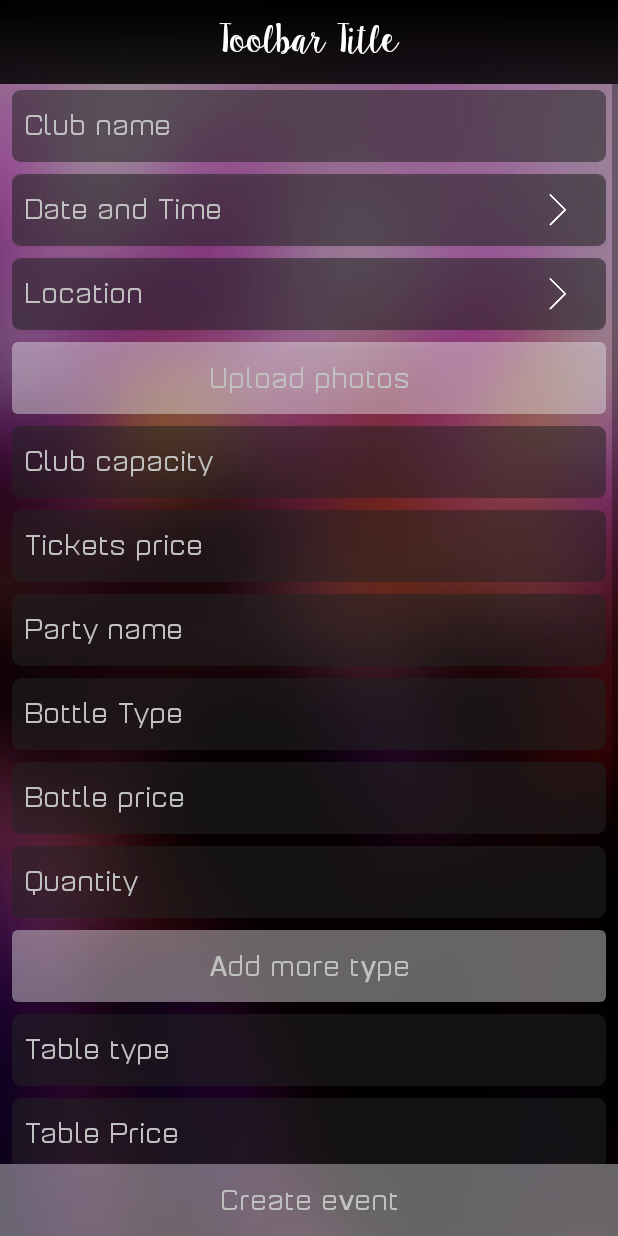
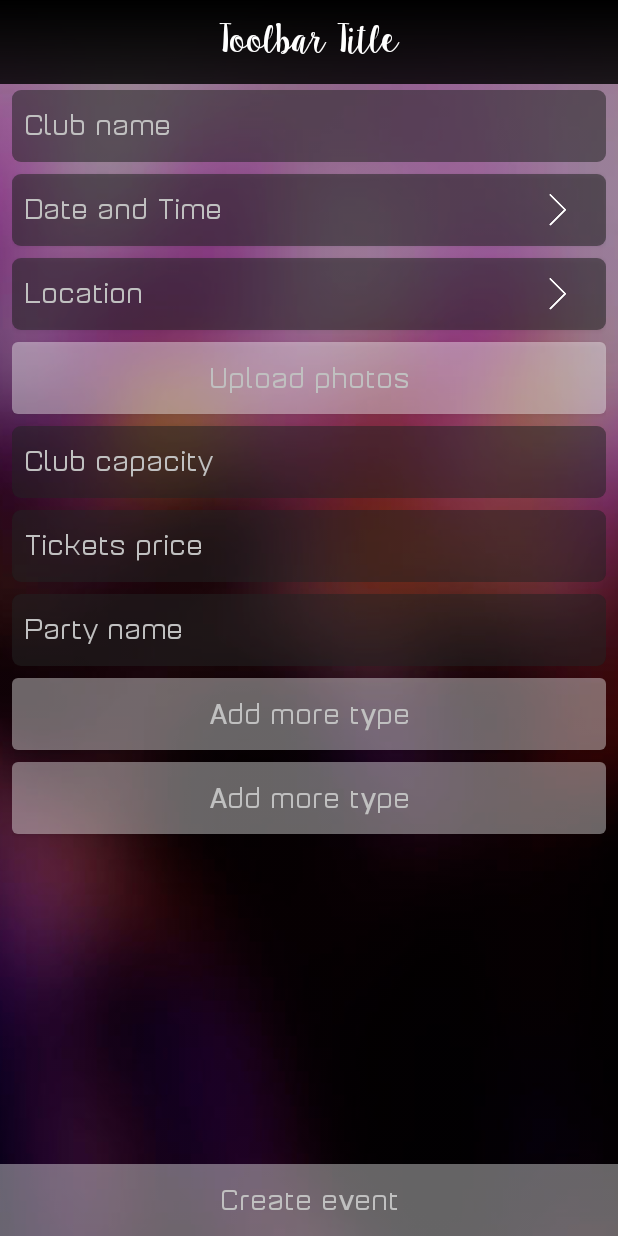
Before and after one commit to st1ch/Party-Tonight-Android, an Android app: the layout activity_promoter_events_create.xml on its own in the app's theme, with its tools: preview values and no code run, on a phone screen of 412 x 824 dp. Run offline under Robolectric (Android 15) with nearby library versions, the phone set to English and light mode, and no system bars.

Commit message:
bind create event views to code

```diff
--- a/app/src/main/res/layout/activity_promoter_events_create.xml
+++ b/app/src/main/res/layout/activity_promoter_events_create.xml
@@ -25,6 +25,7 @@
             android:paddingRight="8dp">
 
             <app.media.opp.partytonight.presentation.app.view.EditTextCurvedTranslucent
+                android:id="@+id/etClubName"
                 android:layout_width="match_parent"
                 android:layout_height="wrap_content"
                 android:layout_marginBottom="4dp"
@@ -32,6 +33,7 @@
                 android:hint="Club name" />
 
             <app.media.opp.partytonight.presentation.app.view.ButtonCurvedBlack
+                android:id="@+id/bDateAndTime"
                 android:layout_width="match_parent"
                 android:layout_height="wrap_content"
                 android:layout_marginBottom="4dp"
@@ -42,6 +44,7 @@
                 android:textSize="18sp" />
 
             <app.media.opp.partytonight.presentation.app.view.ButtonCurvedBlack
+                android:id="@+id/bLocation"
                 android:layout_width="match_parent"
                 android:layout_height="wrap_content"
                 android:layout_marginBottom="4dp"
@@ -52,6 +55,7 @@
                 android:textSize="18sp" />
 
             <app.media.opp.partytonight.presentation.app.view.ButtonCurvedGray
+                android:id="@+id/bAddPhoto"
                 android:layout_width="match_parent"
                 android:layout_height="wrap_content"
                 android:layout_marginBottom="4dp"
@@ -60,6 +64,7 @@
                 android:textSize="18sp" />
 
             <app.media.opp.partytonight.presentation.app.view.EditTextCurvedTranslucent
+                android:id="@+id/etClubCapacity"
                 android:layout_width="match_parent"
                 android:layout_height="wrap_content"
                 android:layout_marginBottom="4dp"
@@ -67,6 +72,7 @@
                 android:hint="Club capacity" />
 
             <app.media.opp.partytonight.presentation.app.view.EditTextCurvedTranslucent
+                android:id="@+id/etTicketPrice"
                 android:layout_width="match_parent"
                 android:layout_height="wrap_content"
                 android:layout_marginBottom="4dp"
@@ -74,34 +80,22 @@
                 android:hint="Tickets price" />
 
             <app.media.opp.partytonight.presentation.app.view.EditTextCurvedTranslucent
+                android:id="@+id/etPartyName"
                 android:layout_width="match_parent"
                 android:layout_height="wrap_content"
                 android:layout_marginBottom="4dp"
                 android:layout_marginTop="4dp"
                 android:hint="Party name" />
 
-            <app.media.opp.partytonight.presentation.app.view.EditTextCurvedTranslucent
+            <LinearLayout
+                android:id="@+id/llBottles"
                 android:layout_width="match_parent"
                 android:layout_height="wrap_content"
-                android:layout_marginBottom="4dp"
-                android:layout_marginTop="4dp"
-                android:hint="Bottle Type" />
+                android:orientation="vertical" />
 
-            <app.media.opp.partytonight.presentation.app.view.EditTextCurvedTranslucent
-                android:layout_width="match_parent"
-                android:layout_height="wrap_content"
-                android:layout_marginBottom="4dp"
-                android:layout_marginTop="4dp"
-                android:hint="Bottle price" />
-
-            <app.media.opp.partytonight.presentation.app.view.EditTextCurvedTranslucent
-                android:layout_width="match_parent"
-                android:layout_height="wrap_content"
-                android:layout_marginBottom="4dp"
-                android:layout_marginTop="4dp"
-                android:hint="Quantity" />
 
             <app.media.opp.partytonight.presentation.app.view.ButtonCurvedGray
+                android:id="@+id/bAddBottle"
                 android:layout_width="match_parent"
                 android:layout_height="wrap_content"
                 android:layout_marginBottom="4dp"
@@ -109,28 +103,15 @@
                 android:text="Add more type"
                 android:textSize="18sp" />
 
-            <app.media.opp.partytonight.presentation.app.view.EditTextCurvedTranslucent
+            <LinearLayout
+                android:id="@+id/llTables"
                 android:layout_width="match_parent"
                 android:layout_height="wrap_content"
-                android:layout_marginBottom="4dp"
-                android:layout_marginTop="4dp"
-                android:hint="Table type" />
+                android:orientation="vertical" />
 
-            <app.media.opp.partytonight.presentation.app.view.EditTextCurvedTranslucent
-                android:layout_width="match_parent"
-                android:layout_height="wrap_content"
-                android:layout_marginBottom="4dp"
-                android:layout_marginTop="4dp"
-                android:hint="Table Price" />
-
-            <app.media.opp.partytonight.presentation.app.view.EditTextCurvedTranslucent
-                android:layout_width="match_parent"
-                android:layout_height="wrap_content"
-                android:layout_marginBottom="4dp"
-                android:layout_marginTop="4dp"
-                android:hint="Quantity" />
 
             <app.media.opp.partytonight.presentation.app.view.ButtonCurvedGray
+                android:id="@+id/bAddTable"
                 android:layout_width="match_parent"
                 android:layout_height="wrap_content"
                 android:layout_marginBottom="4dp"
@@ -143,7 +124,7 @@
     </ScrollView>
 
     <app.media.opp.partytonight.presentation.app.view.ButtonGray
-        android:id="@+id/create"
+        android:id="@+id/bCreate"
         android:layout_width="match_parent"
         android:layout_height="wrap_content"
         android:layout_alignParentBottom="true"
```
Also changed, not shown: app/src/main/AndroidManifest.xml (+16 -6 lines), app/src/main/java/app/media/opp/partytonight/domain/Bottle.java (added, +29 -0 lines), app/src/main/java/app/media/opp/partytonight/domain/Event.java (added, +20 -0 lines), app/src/main/java/app/media/opp/partytonight/domain/Table.java (added, +29 -0 lines), app/src/main/java/app/media/opp/partytonight/presentation/activities/CreateEventActivity.java (added, +66 -0 lines), app/src/main/java/app/media/opp/partytonight/presentation/activities/MainActivity.java (+22 -1 lines), app/src/main/java/app/media/opp/partytonight/presentation/activities/PromoterEventsActivity.java (added, +43 -0 lines), app/src/main/java/app/media/opp/partytonight/presentation/utils/ActivityNavigator.java (+12 -0 lines), app/src/main/res/layout/bottle_layout.xml (added, +25 -0 lines), app/src/main/res/layout/table_layout.xml (added, +26 -0 lines).
